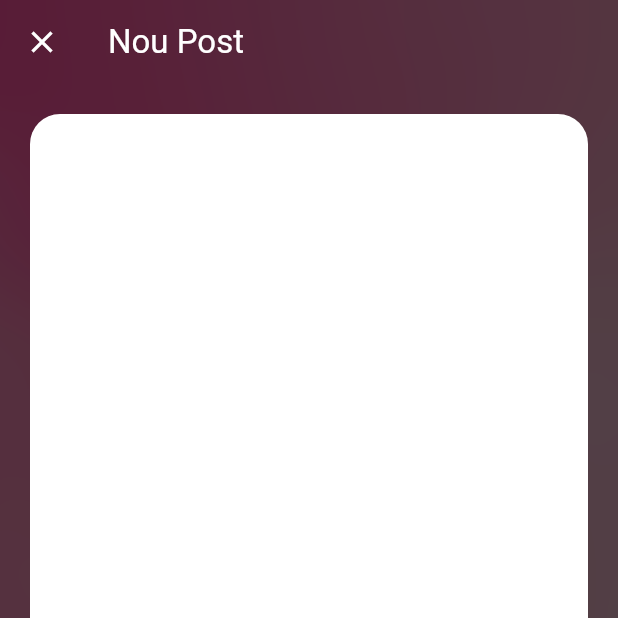
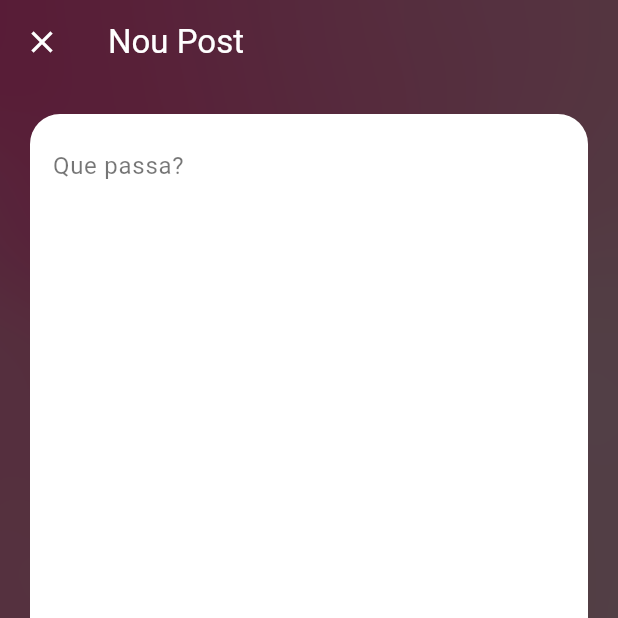
Before and after one commit to oriolnieto/FlowVenue, a Flutter app: the CreatePostView screen opened directly with empty values, on a phone screen of 412 x 824 dp, the top half of it. Run offline on Flutter 3.47's test engine with Material 3 defaults, Android fonts, the phone set to English and light mode, and no system bars; our stand-ins replace cloud_firestore, firebase_auth, firebase_core, firebase_storage, pinput, table_calendar; missing offline and left inert: spotify_sdk; accounts and stored records are empty.

Commit message:
input color negre

```diff
--- a/lib/view/CreatePostView_view.dart
+++ b/lib/view/CreatePostView_view.dart
@@ -103,10 +103,10 @@ class _CreatePostViewState extends State<CreatePostView> {
                                         child: TextField(
                                             controller: _textController,
                                             maxLines: 10,
-                                            style: const TextStyle(color: Colors.white),
+                                            style: const TextStyle(color: Colors.black),
                                             decoration: InputDecoration(
                                                 hintText: widget.isReply ? "Escriu una resposta..." : "Que passa?",
-                                                hintStyle: const TextStyle(color: Colors.white54),
+                                                hintStyle: const TextStyle(color: Colors.black54),
                                                 border: InputBorder.none,
                                             ),
                                         ),
```
